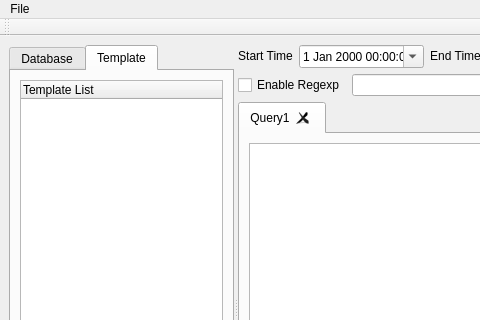
Old version of the form resource/gui/LogAnalysis.ui in the repository Bader-CN/LogAnalysis; both pictures show x 0 to 480 and y 0 to 320 of the 965 by 600 pixel window.
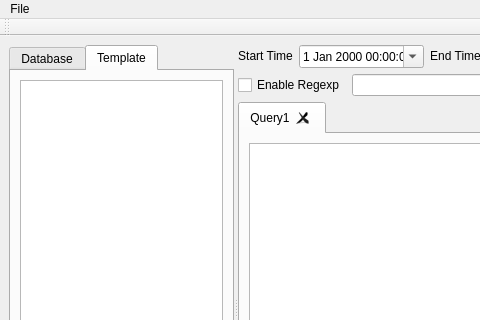
New version of the form. The open tabs and pages were chosen to show the change.

Commit message: can read template

The edit to the form file:
```diff
--- a/resource/gui/LogAnalysis.ui
+++ b/resource/gui/LogAnalysis.ui
@@ -67,13 +67,7 @@
            </attribute>
            <layout class="QVBoxLayout" name="verticalLayout_4">
             <item>
-             <widget class="QTreeWidget" name="treeWidget_temp">
-              <column>
-               <property name="text">
-                <string>Template List</string>
-               </property>
-              </column>
-             </widget>
+             <widget class="QTreeView" name="treeView_template"/>
             </item>
            </layout>
           </widget>
```
The commit also changes 2 other files.
